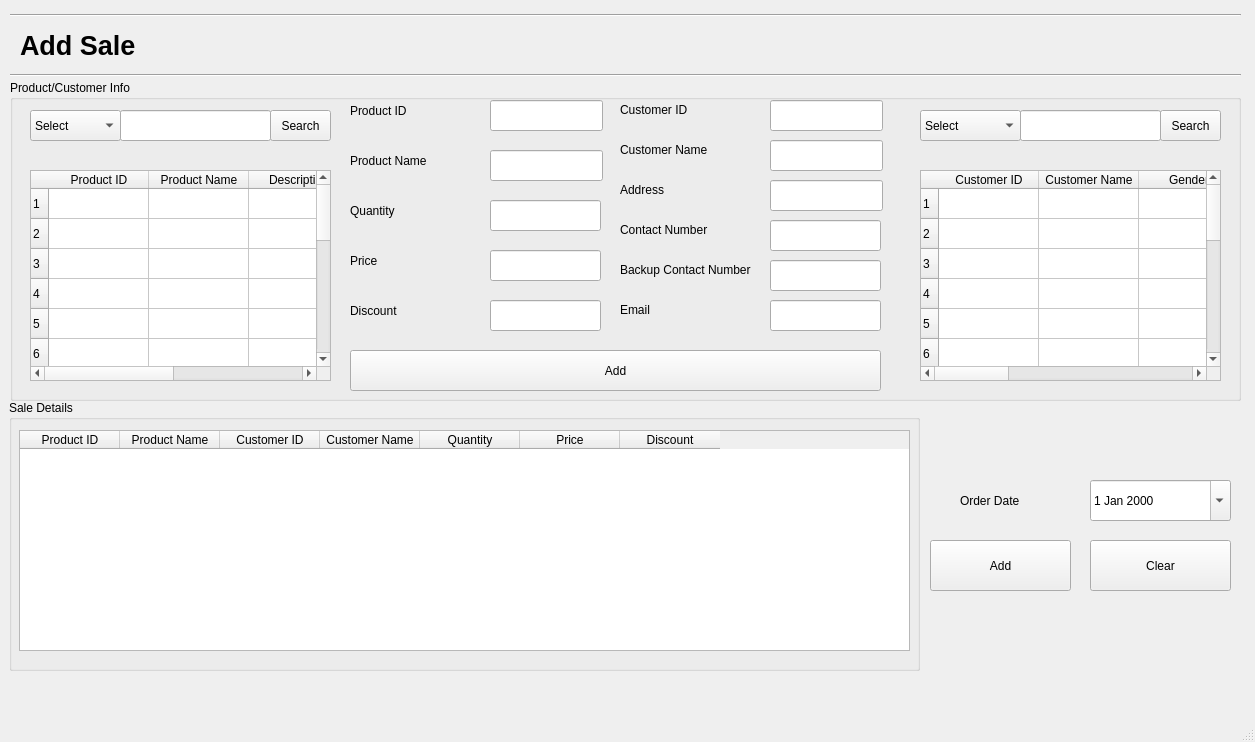
Above: Screens/AddSales.ui from basil-ali-khan/Inventory-Management-System before the change. Below: the same form after it.
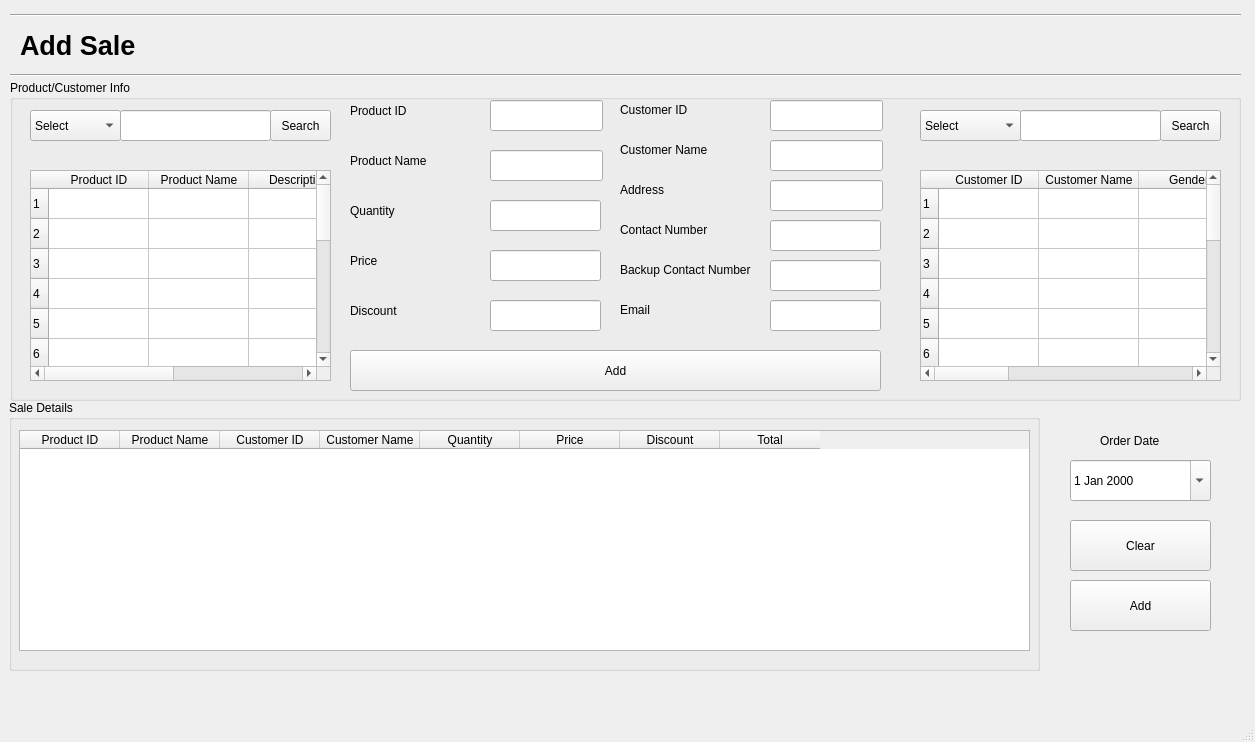
That is the form after the change.

```diff
--- a/Screens/AddSales.ui
+++ b/Screens/AddSales.ui
@@ -57,8 +57,8 @@
    <widget class="QDateEdit" name="SaleDate">
     <property name="geometry">
      <rect>
-      <x>1090</x>
-      <y>480</y>
+      <x>1070</x>
+      <y>460</y>
       <width>141</width>
       <height>41</height>
      </rect>
@@ -70,8 +70,8 @@
    <widget class="QPushButton" name="AddSale">
     <property name="geometry">
      <rect>
-      <x>930</x>
-      <y>540</y>
+      <x>1070</x>
+      <y>580</y>
       <width>141</width>
       <height>51</height>
      </rect>
@@ -755,8 +755,8 @@
    <widget class="QLabel" name="label_9">
     <property name="geometry">
      <rect>
-      <x>960</x>
-      <y>490</y>
+      <x>1100</x>
+      <y>430</y>
       <width>101</width>
       <height>21</height>
      </rect>
@@ -768,8 +768,8 @@
    <widget class="QPushButton" name="ClearSale">
     <property name="geometry">
      <rect>
-      <x>1090</x>
-      <y>540</y>
+      <x>1070</x>
+      <y>520</y>
       <width>141</width>
       <height>51</height>
      </rect>
@@ -803,7 +803,7 @@
      <rect>
       <x>9</x>
       <y>400</y>
-      <width>911</width>
+      <width>1031</width>
       <height>271</height>
      </rect>
     </property>
@@ -815,7 +815,7 @@
       <rect>
        <x>10</x>
        <y>30</y>
-       <width>891</width>
+       <width>1011</width>
        <height>221</height>
       </rect>
      </property>
@@ -854,6 +854,11 @@
        <string>Discount</string>
       </property>
      </column>
+     <column>
+      <property name="text">
+       <string>Total</string>
+      </property>
+     </column>
     </widget>
    </widget>
   </widget>
```
